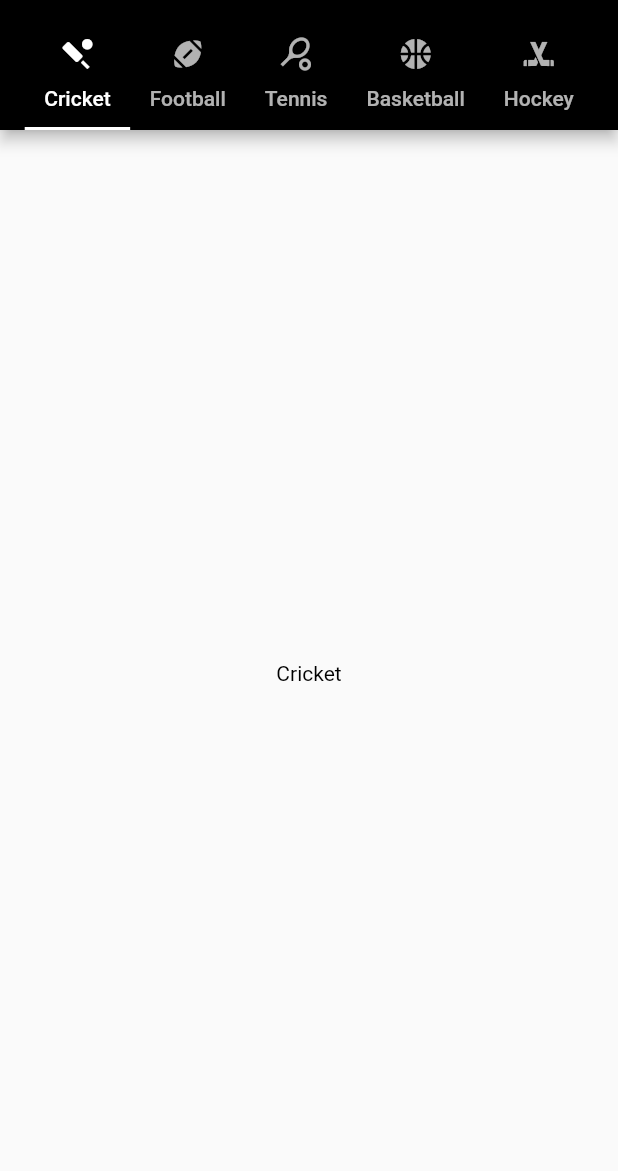
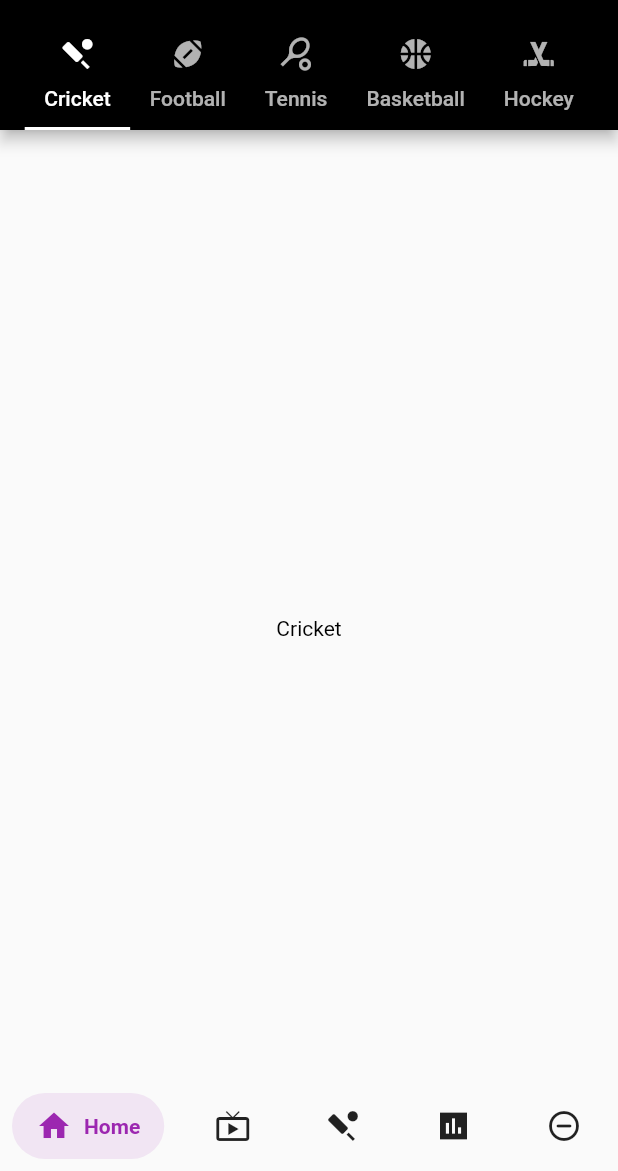
Before and after one commit to flutterflytech/Sll--Clone, a Flutter app: the screen it shows after launch, on a phone screen of 412 x 824 dp, the part 65-1236 px from its top. Run offline on Flutter 3.47's test engine with Material 2 defaults, Android fonts, the phone set to English and light mode, and no system bars; drawn by our look-alikes of salomon_bottom_bar.

```diff
--- /dev/null
+++ b/lib/DashBoard.dart
@@ -0,0 +1,98 @@
+import 'package:flutter/material.dart';
+import 'package:sll_android/dashboard_containers/home_container_widget.dart';
+import 'package:sll_android/dashboard_containers/live_container_widget.dart';
+import 'package:sll_android/dashboard_containers/match_container_widget.dart';
+import 'package:sll_android/dashboard_containers/polls_container_widget.dart';
+import 'package:sll_android/dashboard_containers/more_container_widget.dart';
+
+import 'package:salomon_bottom_bar/salomon_bottom_bar.dart';
+
+class DashBoard extends StatefulWidget {
+  @override
+  BottomNavigation createState() => BottomNavigation();
+}
+
+class BottomNavigation extends State<DashBoard> {
+  var _selectedTab = _SelectedTab.home;
+
+  void _handleIndexChanged(int i) {
+    setState(() {
+      _selectedTab = _SelectedTab.values[i];
+    });
+  }
+
+  @override
+  Widget build(BuildContext context) {
+    return MaterialApp(
+      title: 'salomon_bottom_bar',
+      theme: ThemeData(
+        primaryColor: Colors.black,
+        visualDensity: VisualDensity.adaptivePlatformDensity,
+      ),
+      home: Scaffold(
+        body: Column(
+          children: [
+            Expanded(
+              child: getBody(),
+            ),
+            SalomonBottomBar(
+              currentIndex: _SelectedTab.values.indexOf(_selectedTab),
+              onTap: _handleIndexChanged,
+              items: [
+                /// Home
+                SalomonBottomBarItem(
+                  icon: Icon(Icons.home),
+                  title: Text("Home"),
+                  selectedColor: Colors.purple,
+                ),
+
+                /// Likes
+                SalomonBottomBarItem(
+                  icon: Icon(Icons.live_tv),
+                  title: Text("Live"),
+                  selectedColor: Colors.pink,
+                ),
+
+                /// Search
+                SalomonBottomBarItem(
+                  icon: Icon(Icons.sports_cricket),
+                  title: Text("Matches"),
+                  selectedColor: Colors.orange,
+                ),
+
+                /// Profile
+                SalomonBottomBarItem(
+                  icon: Icon(Icons.poll_sharp),
+                  title: Text("Polls"),
+                  selectedColor: Colors.teal,
+                ),
+                SalomonBottomBarItem(
+                  icon: Icon(Icons.remove_circle_outline_rounded),
+                  title: Text("More"),
+                  selectedColor: Colors.lightBlueAccent,
+                )
+              ],
+            ),
+          ],
+        ),
+      ),
+    );
+  }
+
+  getBody() {
+    switch (_selectedTab) {
+      case _SelectedTab.home:
+        return HomeContainer();
+      case _SelectedTab.live:
+        return LiveContainer();
+      case _SelectedTab.matches:
+        return MatchContainer();
+      case _SelectedTab.polls:
+        return PollsContainer();
+      default:
+        return MoreContainer();
+    }
+  }
+}
+
+enum _SelectedTab { home, live, matches, polls, more }
--- a/lib/HomeScreen.dart
+++ b/lib/dashboard_containers/home_container_widget.dart
@@ -1,15 +1,15 @@
-import 'dart:ui';
 import 'package:flutter/material.dart';
-import 'CricketScreen.dart';
-import 'FootBallScreen.dart';
-import 'BasketBallScreen.dart';
-import 'Tennis.dart';
-import 'HockeyScreen.dart';
+import 'package:sll_android/home_container_widgets/BasketBallScreen.dart';
+import 'package:sll_android/home_container_widgets/CricketScreen.dart';
+import 'package:sll_android/home_container_widgets/FootBallScreen.dart';
+import 'package:sll_android/home_container_widgets/HockeyScreen.dart';
+import 'package:sll_android/home_container_widgets/Tennis.dart';
+
 
 final GlobalKey<ScaffoldState> scaffoldKey = GlobalKey<ScaffoldState>();
 final SnackBar snackBar = const SnackBar(content: Text('Working on it'));
 
-class HomeScreen extends StatelessWidget {
+class HomeContainer extends StatelessWidget {
   @override
   Widget build(BuildContext context) {
     return MaterialApp(
--- a/lib/main.dart
+++ b/lib/main.dart
@@ -1,5 +1,5 @@
 import 'package:flutter/material.dart';
-import 'package:sll_android/HomeScreen.dart';
+import 'package:sll_android/DashBoard.dart';
 
 void main() {
   runApp(MyApp());
@@ -11,7 +11,7 @@ class MyApp extends StatelessWidget {
   Widget build(BuildContext context) {
     return MaterialApp(
       theme: ThemeData(primaryColor: Colors.white),
-      home: HomeScreen(),
+      home: DashBoard(),
       debugShowCheckedModeBanner: false,
     );
   }
```
Also changed, not shown: lib/dashboard_containers/live_container_widget.dart (added, +13 -0 lines), lib/dashboard_containers/match_container_widget.dart (added, +13 -0 lines), lib/dashboard_containers/more_container_widget.dart (added, +14 -0 lines), lib/dashboard_containers/polls_container_widget.dart (added, +13 -0 lines), pubspec.yaml (+4 -3 lines), lib/home_container_widgets/BasketBallScreen.dart (renamed from lib/BasketBallScreen.dart), lib/home_container_widgets/CricketScreen.dart (renamed from lib/CricketScreen.dart), lib/home_container_widgets/FootBallScreen.dart (renamed from lib/FootBallScreen.dart), lib/home_container_widgets/HockeyScreen.dart (renamed from lib/HockeyScreen.dart), lib/home_container_widgets/Tennis.dart (renamed from lib/Tennis.dart), pubspec.lock.
